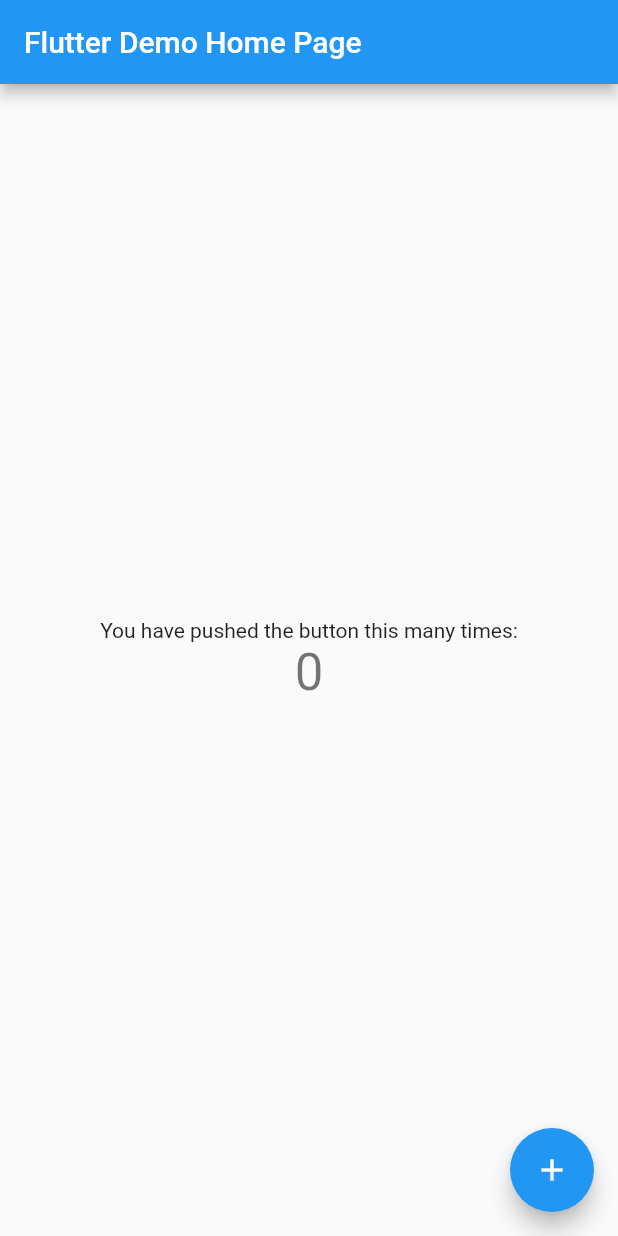
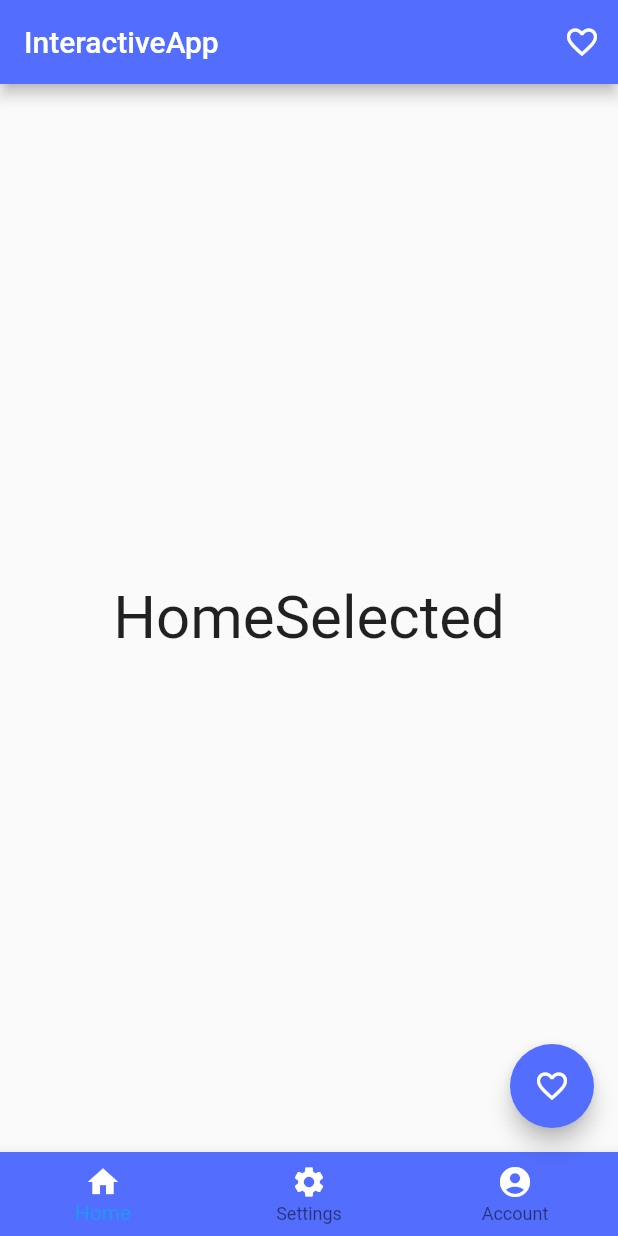
Before and after one commit to el-aoueyni-rania/Hotel, a Flutter app: the screen it shows after launch, on a phone screen of 412 x 824 dp. Run offline on Flutter 3.47's test engine with Material 2 defaults, Android fonts, the phone set to English and light mode, and no system bars.

Commit message:
page home

```diff
--- a/mobile/lib/main.dart
+++ b/mobile/lib/main.dart
@@ -11,17 +11,9 @@
   @override
   Widget build(BuildContext context) {
     return MaterialApp(
-      title: 'Flutter Demo',
+      debugShowCheckedModeBanner: false,
+      title: 'Flutter Demo Interactive',
       theme: ThemeData(
-        // This is the theme of your application.
-        //
-        // Try running your application with "flutter run". You'll see the
-        // application has a blue toolbar. Then, without quitting the app, try
-        // changing the primarySwatch below to Colors.green and then invoke
-        // "hot reload" (press "r" in the console where you ran "flutter run",
-        // or simply save your changes to "hot reload" in a Flutter IDE).
-        // Notice that the counter didn't reset back to zero; the application
-        // is not restarted.
         primarySwatch: Colors.blue,
       ),
       home: const MyHomePage(title: 'Flutter Demo Home Page'),
@@ -31,16 +23,6 @@
 
 class MyHomePage extends StatefulWidget {
   const MyHomePage({Key? key, required this.title}) : super(key: key);
-
-  // This widget is the home page of your application. It is stateful, meaning
-  // that it has a State object (defined below) that contains fields that affect
-  // how it looks.
-
-  // This class is the configuration for the state. It holds the values (in this
-  // case the title) provided by the parent (in this case the App widget) and
-  // used by the build method of the State. Fields in a Widget subclass are
-  // always marked "final".
-
   final String title;
 
   @override
@@ -48,68 +30,78 @@
 }
 
 class _MyHomePageState extends State<MyHomePage> {
-  int _counter = 0;
+  var _iconbutton = Icon(Icons.favorite_border, color: Colors.white,);
+  var _like = false;
+  var _displayed = 'HomeSelected';
+  var _currentIndex = 0;
+  @override
+  Widget build(BuildContext context) {
+    return (
+    Scaffold(
+      appBar: AppBar(
+        title: Text('InteractiveApp'),
+        backgroundColor: Colors.indigoAccent,
+        actions: [
+          IconButton(onPressed: _setLike, icon: _iconbutton)
+        ],
+      ),
+      body: Center(child: Column(mainAxisAlignment: MainAxisAlignment.center,
+                          children: [
+                            Text('$_displayed', style: TextStyle(fontSize: 40)),],)
+      ),
+      floatingActionButton: FloatingActionButton(
+        onPressed: _setLike,
+        backgroundColor: Colors.indigoAccent,
+        child: _iconbutton),
+      floatingActionButtonLocation: FloatingActionButtonLocation.endFloat,
+    bottomNavigationBar: BottomNavigationBar(items: [BottomNavigationBarItem(icon:
+                                                     Icon(Icons.home , color: Colors.white),
+                                                     label: 'Home'),
+                                                     BottomNavigationBarItem(icon:
+                                                     Icon(Icons.settings , color: Colors.white),
+                                                     label: 'Settings'),
+                                                     BottomNavigationBarItem(icon:
+                                                     Icon(Icons.account_circle , color: Colors.white),
+                                                     label: 'Account')],
+                        backgroundColor: Colors.indigoAccent,
+                        currentIndex: _currentIndex,
+                        onTap: _setDisplayed,
+    ),
+    )
+    );
 
-  void _incrementCounter() {
+  }
+
+
+  void _setLike() {
     setState(() {
-      // This call to setState tells the Flutter framework that something has
-      // changed in this State, which causes it to rerun the build method below
-      // so that the display can reflect the updated values. If we changed
-      // _counter without calling setState(), then the build method would not be
-      // called again, and so nothing would appear to happen.
-      _counter++;
+      if(_like){
+        _like = false;
+        _iconbutton = Icon(Icons.favorite_border, color: Colors.white,);
+      }
+      else{
+        _like = true;
+        _iconbutton = Icon(Icons.favorite, color: Colors.white,);
+      }
     });
   }
 
-  @override
-  Widget build(BuildContext context) {
-    // This method is rerun every time setState is called, for instance as done
-    // by the _incrementCounter method above.
-    //
-    // The Flutter framework has been optimized to make rerunning build methods
-    // fast, so that you can just rebuild anything that needs updating rather
-    // than having to individually change instances of widgets.
-    return Scaffold(
-      appBar: AppBar(
-        // Here we take the value from the MyHomePage object that was created by
-        // the App.build method, and use it to set our appbar title.
-        title: Text(widget.title),
-      ),
-      body: Center(
-        // Center is a layout widget. It takes a single child and positions it
-        // in the middle of the parent.
-        child: Column(
-          // Column is also a layout widget. It takes a list of children and
-          // arranges them vertically. By default, it sizes itself to fit its
-          // children horizontally, and tries to be as tall as its parent.
-          //
-          // Invoke "debug painting" (press "p" in the console, choose the
-          // "Toggle Debug Paint" action from the Flutter Inspector in Android
-          // Studio, or the "Toggle Debug Paint" command in Visual Studio Code)
-          // to see the wireframe for each widget.
-          //
-          // Column has various properties to control how it sizes itself and
-          // how it positions its children. Here we use mainAxisAlignment to
-          // center the children vertically; the main axis here is the vertical
-          // axis because Columns are vertical (the cross axis would be
-          // horizontal).
-          mainAxisAlignment: MainAxisAlignment.center,
-          children: <Widget>[
-            const Text(
-              'You have pushed the button this many times:',
-            ),
-            Text(
-              '$_counter',
-              style: Theme.of(context).textTheme.headline4,
-            ),
-          ],
-        ),
-      ),
-      floatingActionButton: FloatingActionButton(
-        onPressed: _incrementCounter,
-        tooltip: 'Increment',
-        child: const Icon(Icons.add),
-      ), // This trailing comma makes auto-formatting nicer for build methods.
-    );
+  void _setDisplayed(int index) {
+    setState(() {
+    switch (index){
+      case 0:
+        _displayed = 'HomeSelected';
+        _currentIndex = 0;
+        break;
+      case 1:
+        _displayed = 'SettingSelected';
+        _currentIndex = 1;
+        break;
+      case 2:
+        _displayed = 'AccountSelected';
+        _currentIndex = 2;
+        break;
+    }
+    });
   }
 }
```
